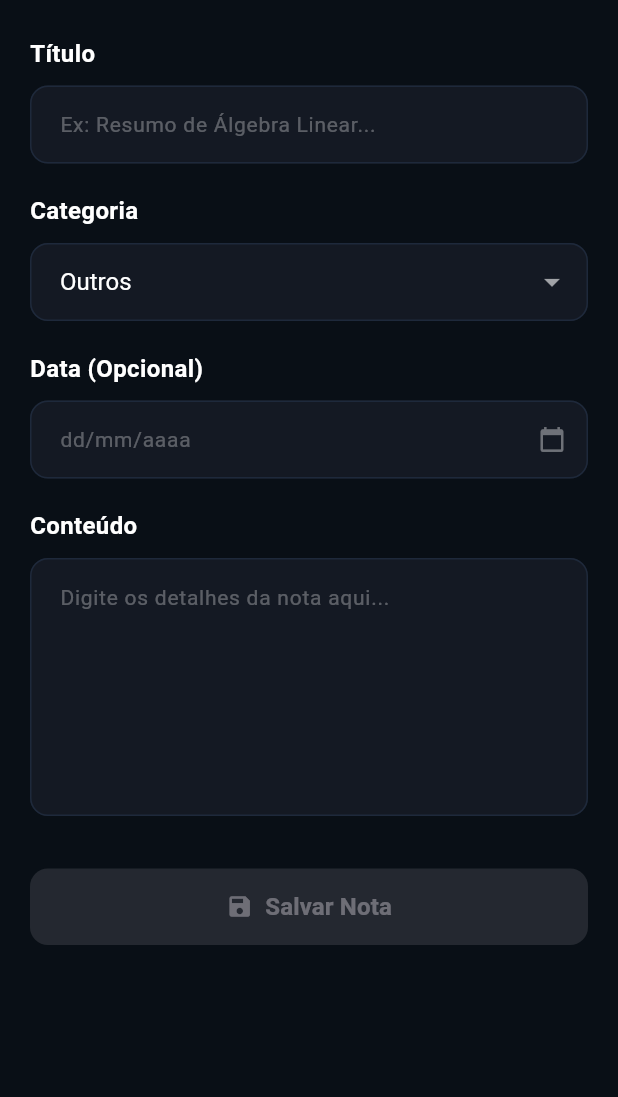
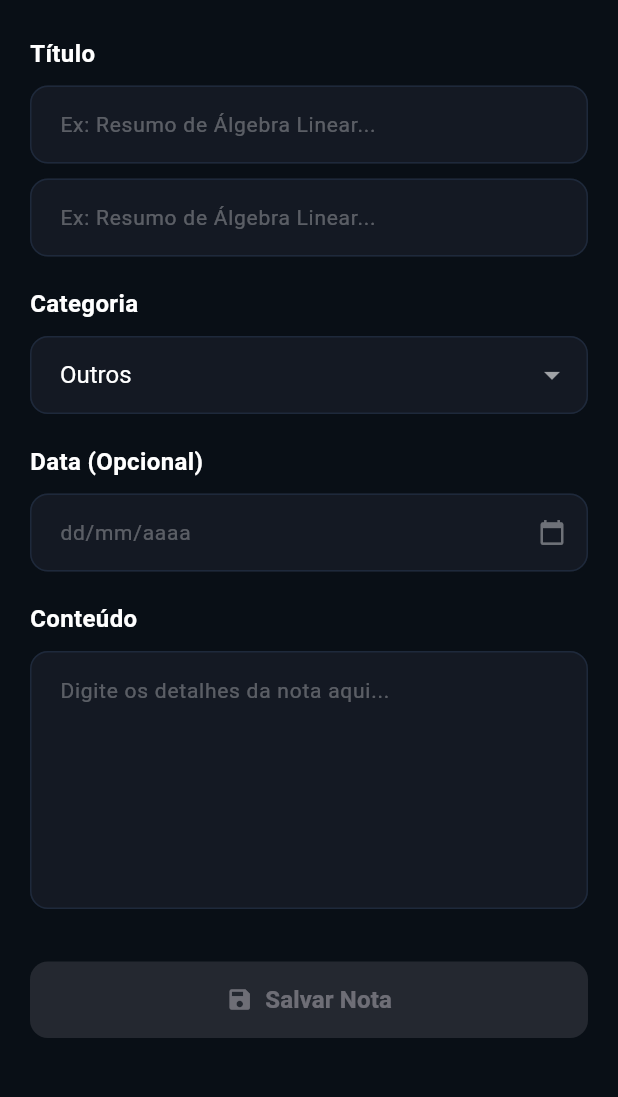
Before and after one commit to Lugon-rgb/Vita, a Flutter app: the NovaNotaPage screen opened directly, on a phone screen of 412 x 824 dp, the part 63-1160 px from its top. Run offline on Flutter 3.47's test engine with Material 3 defaults, Android fonts, the phone set to English and light mode, and no system bars; our stand-ins replace cloud_firestore, firebase_auth, firebase_core, fl_chart, shared_preferences; missing offline and left inert: fluttermoji; accounts and stored records are empty.

Commit message:
Update NovaNotaPage title and add title input field for note editing

```diff
--- a/lib/pages/nova_nota.dart
+++ b/lib/pages/nova_nota.dart
@@ -231,9 +231,9 @@ class _NovaNotaPageState extends State<NovaNotaPage> {
           ), // setinha p voltar
           onPressed: () => Navigator.of(context).pop(), // fecha a tela
         ),
-        title: const Text(
-          'Nova Nota',
-          style: TextStyle(
+        title: Text(
+          widget.notaParaEditar == null ? 'Nova Nota' : 'Editar Nota',
+          style: const TextStyle(
             color: Colors.white,
             fontSize: 24,
             fontWeight: FontWeight.bold,
@@ -251,6 +251,14 @@ class _NovaNotaPageState extends State<NovaNotaPage> {
                 color: Colors.white,
                 fontSize: 16,
                 fontWeight: FontWeight.w600,
+              ),
+            ),
+            const SizedBox(height: 10),
+            TextField(
+              controller: _tituloController,
+              style: const TextStyle(color: Colors.white),
+              decoration: _customInputDecoration(
+                'Ex: Resumo de Álgebra Linear...',
               ),
             ),
             const SizedBox(height: 10),
```
